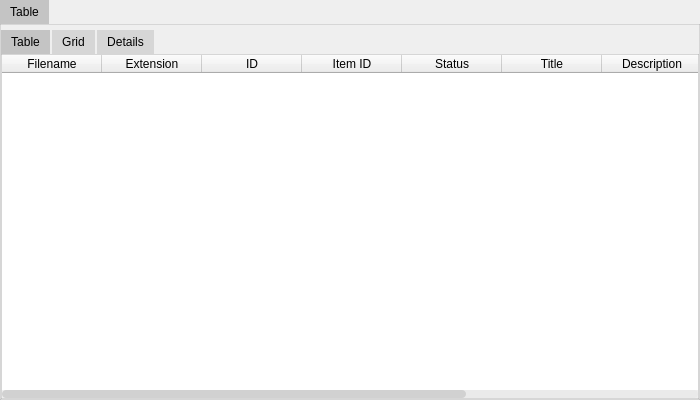
Qt form gui/layout/main_workspace.ui (mudrikam/Image-Tea-mini) before a commit.
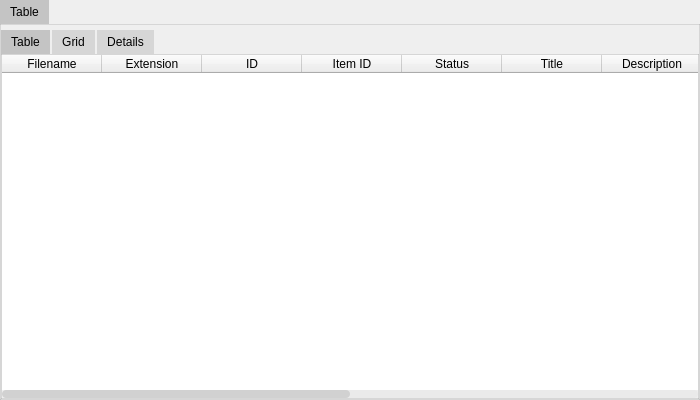
The same form after that commit. The open tabs and pages were chosen to show the change.

Commit message: Enhance TableManager and main workspace UI; add title length, description length, and tags count columns for improved data representation and management.

What changed in the file:
```diff
--- a/gui/layout/main_workspace.ui
+++ b/gui/layout/main_workspace.ui
@@ -206,7 +206,8 @@
               <property name="text">
                <string>Item ID</string>
               </property>
-             </column>             <column>
+             </column>             
+             <column>
               <property name="text">
                <string>Status</string>
               </property>
@@ -220,12 +221,27 @@
               <property name="text">
                <string>Description</string>
               </property>
-             </column>
+             </column>             
              <column>
               <property name="text">
                <string>Tags</string>
               </property>
              </column>
+             <column>
+              <property name="text">
+               <string>Title Length</string>
+              </property>
+             </column>
+             <column>
+              <property name="text">
+               <string>Desc Length</string>
+              </property>
+             </column>
+             <column>
+              <property name="text">
+               <string>Tags Count</string>
+              </property>
+             </column>
              <column>
               <property name="text">
                <string>Filepath</string>
```
The commit also changes 1 other file.
